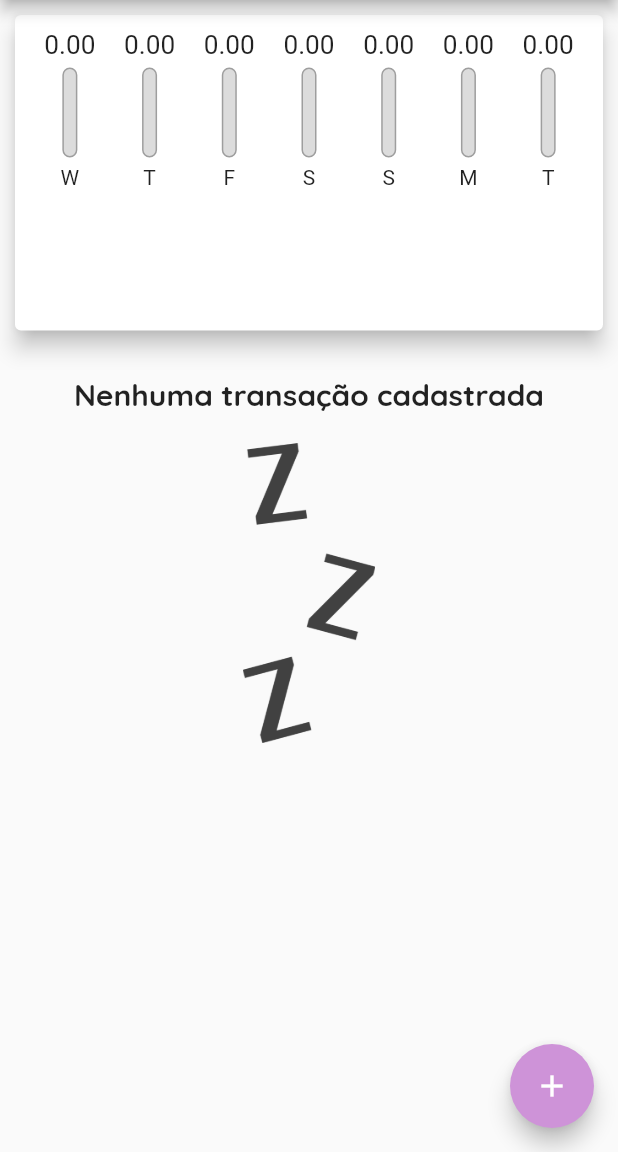
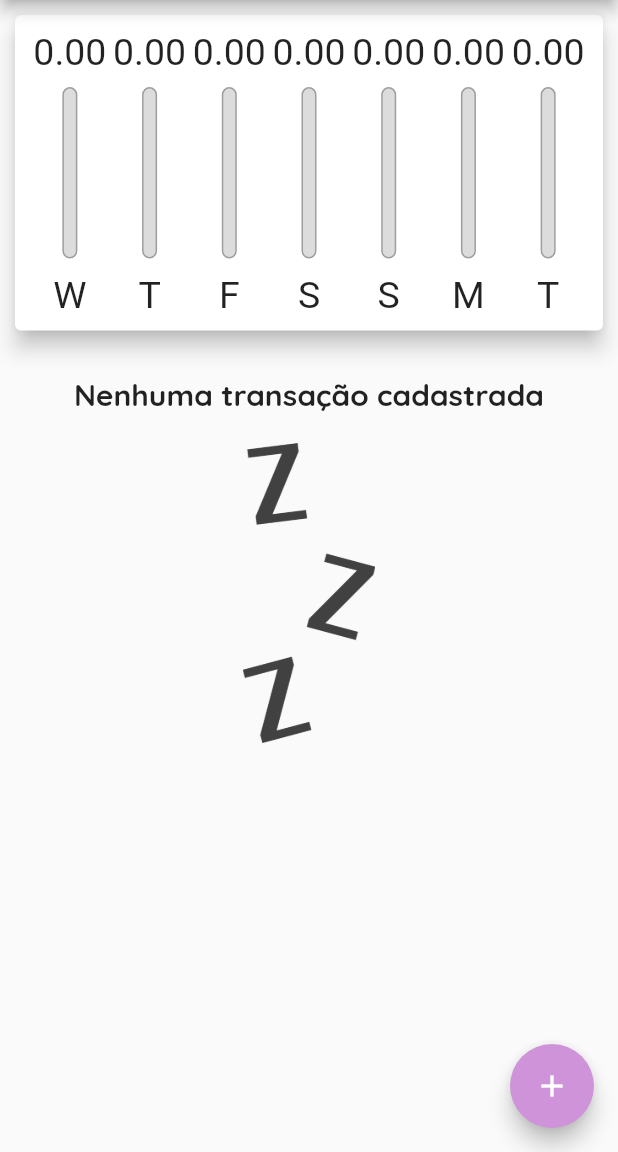
Before and after one commit to leomoreira597/expend, a Flutter app: the screen it shows after launch, on a phone screen of 412 x 824 dp, the part 84-1236 px from its top. Run offline on Flutter 3.47's test engine with Material 2 defaults, Android fonts, the phone set to English and light mode, and no system bars.

Commit message:
add responsividade

```diff
--- a/lib/components/chart_bar.dart
+++ b/lib/components/chart_bar.dart
@@ -14,19 +14,21 @@ class ChartBar extends StatelessWidget {
 
   @override
   Widget build(BuildContext context) {
+    return LayoutBuilder(
+      builder: (ctx, constraints) {
         return Column(
           children: [
             SizedBox(
-          height: 20,
+              height: constraints.maxHeight * 0.15,
               child: FittedBox(
                 child: Text(
-              '${value.toStringAsFixed(2)}',
+                  value.toStringAsFixed(2),
                 ),
               ),
             ),
-        const SizedBox(height: 5),
+            SizedBox(height: constraints.maxHeight * 0.05),
             SizedBox(
-          height: 60,
+              height: constraints.maxHeight * 0.6,
               width: 10,
               child: Stack(
                 alignment: Alignment.bottomCenter,
@@ -53,9 +55,18 @@ class ChartBar extends StatelessWidget {
                 ],
               ),
             ),
-        const SizedBox(height: 5),
-        Text(label)
+            SizedBox(
+              height: constraints.maxHeight * 0.05,
+            ),
+            Container(
+              height: constraints.maxHeight * 0.15,
+              child: FittedBox(
+                child: Text(label),
+              ),
+            )
           ],
+        );
+      },
     );
   }
 }
--- a/lib/components/transaction_list.dart
+++ b/lib/components/transaction_list.dart
@@ -54,7 +54,7 @@ class TransactionList extends StatelessWidget {
                       padding: const EdgeInsets.all(6),
                       child: FittedBox(
                         child: Text(
-                          'R\$${tr.value}',
+                          'R\$${tr.value.toStringAsFixed(2)}',
                           style: const TextStyle(
                             color: Colors.white,
                           ),
```
Lines whose indentation alone changed are shown as unchanged.
